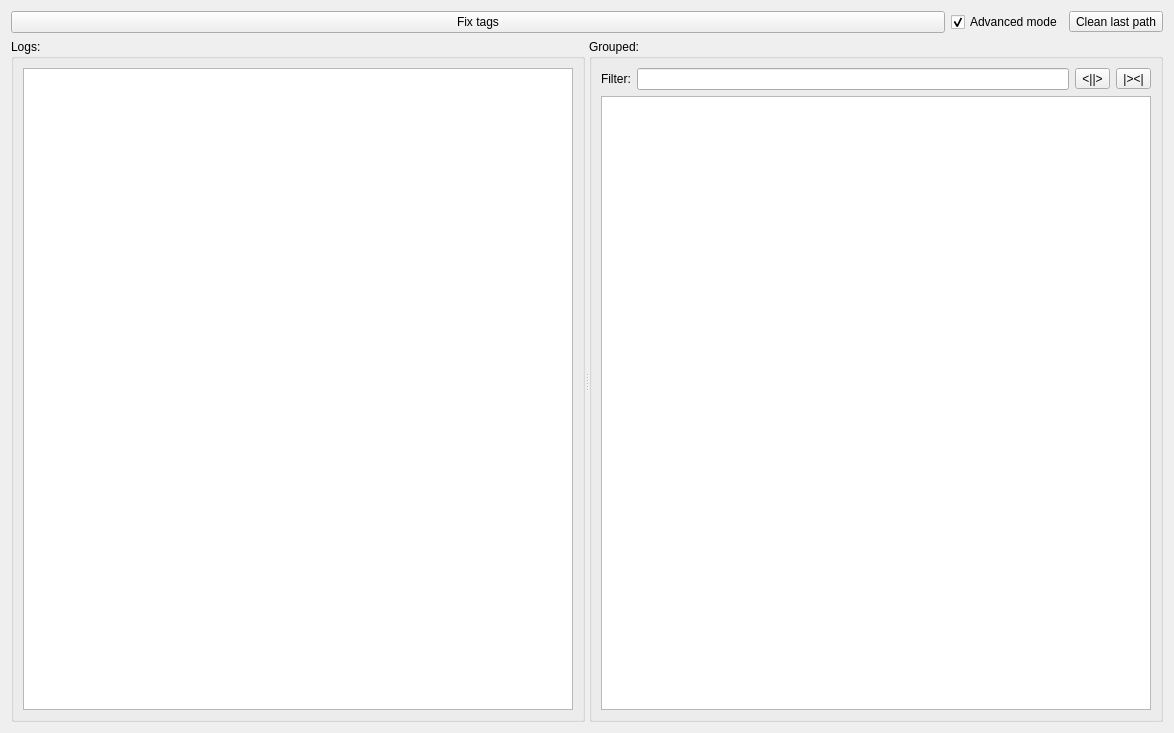
This is src/ui/fix_widget.ui in ostr00000/tag-space-tools as Qt 5 draws it before an edit. The edited form follows.
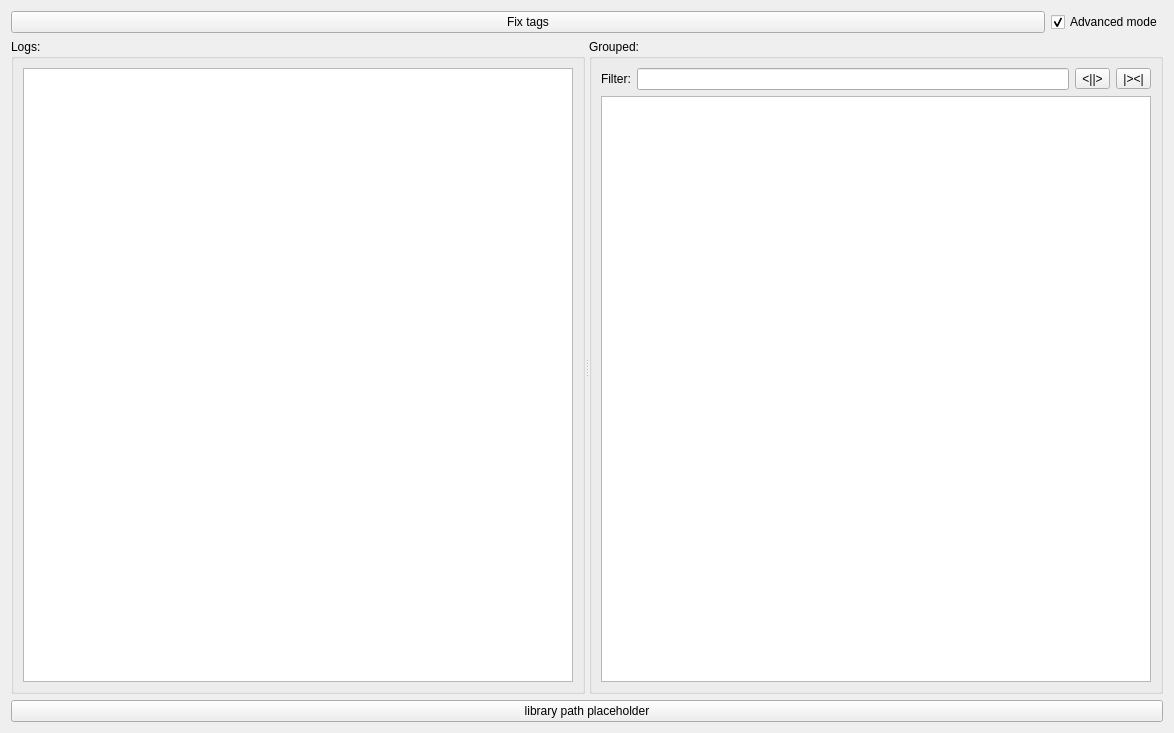
This is the edited form. Icons and pictures are not drawn.

Commit message: replace config widgets by generated from settings

```diff
--- a/src/ui/fix_widget.ui
+++ b/src/ui/fix_widget.ui
@@ -47,13 +47,6 @@
        </property>
       </widget>
      </item>
-     <item>
-      <widget class="QToolButton" name="resetButton">
-       <property name="text">
-        <string>Clean last path</string>
-       </property>
-      </widget>
-     </item>
     </layout>
    </item>
    <item>
@@ -138,6 +131,13 @@
      </widget>
     </widget>
    </item>
+      <item>
+          <widget class="QPushButton" name="libraryPlaceholder">
+              <property name="text">
+                  <string>library path placeholder</string>
+              </property>
+          </widget>
+      </item>
   </layout>
  </widget>
  <resources>
```
Lines whose indentation alone changed are shown as unchanged. The commit also changes 7 other files.
